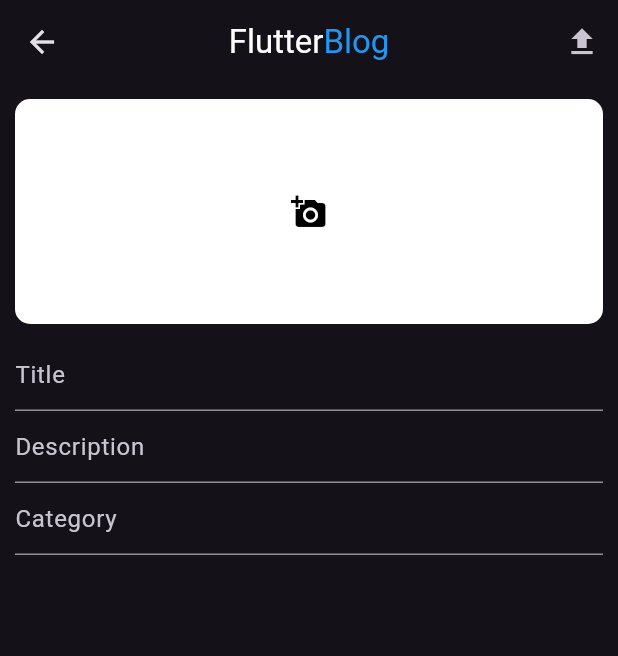
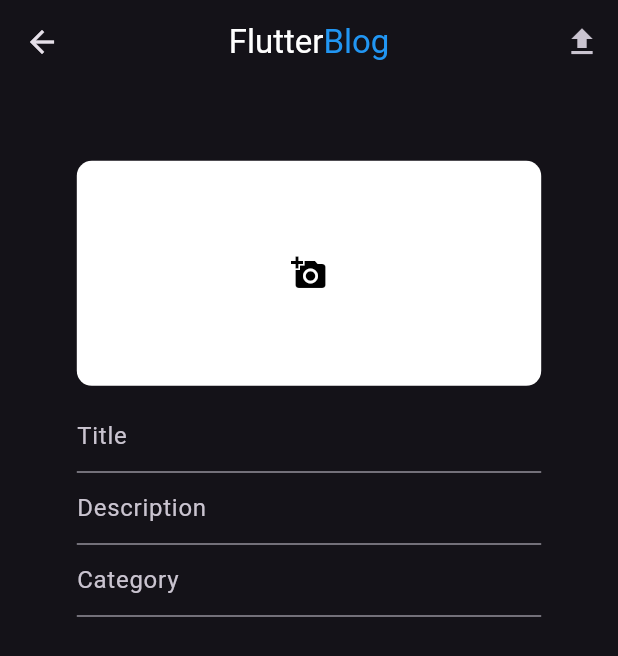
Before and after one commit to prathmeshkholgade/Blog-App-, a Flutter app: the HomePage screen opened directly, after a tap on the "add" icon, on a phone screen of 412 x 824 dp. Shown: the top 656 px of the screen. Run offline on Flutter 3.47's test engine with Material 3 defaults, Android fonts, the phone set to English and light mode, and no system bars; our stand-ins replace cloud_firestore, dartz, firebase_auth, firebase_core, get, google_sign_in and 3 more; accounts and stored records are empty.

```diff
--- /dev/null
+++ b/lib/src/utils/responsivepage.dart
@@ -0,0 +1,30 @@
+import 'package:flutter/material.dart';
+import 'package:sizer/sizer.dart';
+
+getResponsiveWidth(context) {
+  final size = MediaQuery.of(context).size;
+  double boxWidth;
+
+  if (size.width < 600) {
+    boxWidth = 90.w;
+  } else if (size.width >= 600 && size.width < 1024) {
+    boxWidth = 55.w;
+  } else {
+    boxWidth = 45.w;
+  }
+  return boxWidth;
+}
+
+getResponsiveWidthForSignup(context) {
+  final size = MediaQuery.of(context).size;
+  double boxWidth;
+
+  if (size.width < 600) {
+    boxWidth = 90.w;
+  } else if (size.width >= 600 && size.width < 1024) {
+    boxWidth = 45.w;
+  } else {
+    boxWidth = 25.w;
+  }
+  return boxWidth;
+}
--- a/lib/src/view/authentication/loginpage.dart
+++ b/lib/src/view/authentication/loginpage.dart
@@ -1,6 +1,7 @@
 import 'package:blogapp/constants/image.dart';
 import 'package:blogapp/core/commonWidget/textLogo.dart';
 import 'package:blogapp/src/controller/authentication/loginController.dart';
+import 'package:blogapp/src/utils/responsivepage.dart';
 import 'package:blogapp/src/view/authentication/signuppage.dart';
 import 'package:blogapp/src/view/widget/googleSignInBtn.dart';
 import 'package:blogapp/src/view/widget/roundbutton.dart';
@@ -16,7 +17,9 @@ class Loginpage extends StatelessWidget {
   Widget build(BuildContext context) {
     return Scaffold(
       appBar: AppBar(title: TextLogo(), centerTitle: true),
-      body: Container(
+      body: Center(
+        child: Container(
+          width: getResponsiveWidthForSignup(context),
           margin: EdgeInsets.symmetric(horizontal: 10),
           child: Column(
             children: [
@@ -106,6 +109,7 @@ class Loginpage extends StatelessWidget {
             ],
           ),
         ),
+      ),
     );
   }
 }
--- a/lib/src/view/authentication/signuppage.dart
+++ b/lib/src/view/authentication/signuppage.dart
@@ -1,5 +1,6 @@
 import 'package:blogapp/core/commonWidget/textLogo.dart';
 import 'package:blogapp/src/controller/authentication/signupController.dart';
+import 'package:blogapp/src/utils/responsivepage.dart';
 import 'package:blogapp/src/view/authentication/loginpage.dart';
 import 'package:blogapp/src/view/widget/googleSignInBtn.dart';
 import 'package:blogapp/src/view/widget/roundbutton.dart';
@@ -17,7 +18,9 @@ class Signuppage extends StatelessWidget {
   Widget build(BuildContext context) {
     return Scaffold(
       appBar: AppBar(title: TextLogo(), centerTitle: true),
-      body: Container(
+      body: Center(
+        child: Container(
+          width: getResponsiveWidthForSignup(context),
           margin: EdgeInsets.symmetric(horizontal: 10),
           child: SingleChildScrollView(
             child: Column(
@@ -119,6 +122,7 @@ class Signuppage extends StatelessWidget {
             ),
           ),
         ),
+      ),
     );
   }
 }
--- a/lib/src/view/createBlog.dart
+++ b/lib/src/view/createBlog.dart
@@ -1,11 +1,13 @@
 import 'dart:io';
 import 'package:blogapp/core/commonWidget/textLogo.dart';
 import 'package:blogapp/src/controller/blog/createblog_controller.dart';
+import 'package:blogapp/src/utils/responsivepage.dart';
 import 'package:flutter/material.dart';
 import 'package:get/get_navigation/get_navigation.dart';
 import 'package:get/get_state_manager/get_state_manager.dart';
 import 'package:get/instance_manager.dart';
 import 'package:image_picker/image_picker.dart';
+import 'package:sizer/sizer.dart';
 
 class CreateBlogPage extends StatelessWidget {
   CreateBlogPage({super.key});
@@ -40,7 +42,10 @@ class CreateBlogPage extends StatelessWidget {
                   alignment: Alignment.center,
                   child: CircularProgressIndicator(),
                 )
-                : Container(
+                : Center(
+                  child: Container(
+                    margin: EdgeInsets.all(10.w),
+                    width: getResponsiveWidth(context),
                     child: Column(
                       children: [
                         SizedBox(height: 10),
@@ -51,7 +56,9 @@ class CreateBlogPage extends StatelessWidget {
                           child:
                               blogController.selectedImage.value != null
                                   ? Container(
-                                  margin: EdgeInsets.symmetric(horizontal: 10),
+                                    margin: EdgeInsets.symmetric(
+                                      horizontal: 10,
+                                    ),
                                     height: 150,
                                     width: size.width,
                                     decoration: BoxDecoration(
@@ -60,12 +67,11 @@ class CreateBlogPage extends StatelessWidget {
                                     child: ClipRRect(
                                       child: blogController.imagePreview(),
                                     ),
-                                  // Image.file(
-                                  // blogController.selectedImage.value!,
-                                  // ),
                                   )
                                   : Container(
-                                  margin: EdgeInsets.symmetric(horizontal: 10),
+                                    margin: EdgeInsets.symmetric(
+                                      horizontal: 10,
+                                    ),
                                     height: 150,
                                     width: size.width,
                                     decoration: BoxDecoration(
@@ -87,7 +93,9 @@ class CreateBlogPage extends StatelessWidget {
                               children: [
                                 TextFormField(
                                   controller: blogController.titleController,
-                                decoration: InputDecoration(hintText: "Title"),
+                                  decoration: InputDecoration(
+                                    hintText: "Title",
+                                  ),
                                 ),
                                 TextFormField(
                                   controller:
@@ -110,6 +118,7 @@ class CreateBlogPage extends StatelessWidget {
                     ),
                   ),
                 ),
+      ),
     );
   }
 }
--- a/lib/src/view/home.dart
+++ b/lib/src/view/home.dart
@@ -8,6 +8,7 @@ import 'package:flutter/material.dart';
 import 'package:get/get_navigation/get_navigation.dart';
 import 'package:get/get_state_manager/src/rx_flutter/rx_obx_widget.dart';
 import 'package:get/instance_manager.dart';
+import 'package:sizer/sizer.dart';
 
 class HomePage extends StatelessWidget {
   HomePage({super.key});
@@ -34,16 +35,31 @@ class HomePage extends StatelessWidget {
           ),
         ],
       ),
+
       body: SingleChildScrollView(
-        child: Obx(
-          () => Column(
-            children:
-                blogController.blogList
-                    .map((blog) => Blogwidget(blog: blog))
-                    .toList(),
+        child: Padding(
+          padding: EdgeInsets.all(2.w),
+          child: Obx(
+            () => Wrap(
+              children:
+                  blogController.blogList
+                      .map((blog) => Blogwidget(blog: blog))
+                      .toList(),
+            ),
           ),
         ),
       ),
+
+      // body: SingleChildScrollView(
+      //   child: Obx(
+      //     () => Column(
+      //       children:
+      //           blogController.blogList
+      //               .map((blog) => Blogwidget(blog: blog))
+      //               .toList(),
+      //     ),
+      //   ),
+      // ),
       floatingActionButton: Container(
         padding: EdgeInsets.all(10),
         child: FloatingActionButton(
```
Also changed, not shown: lib/src/view/userBlog.dart (+22 -7 lines), lib/src/view/widget/blogWidget.dart (+12 -24 lines). Lines whose indentation alone changed are shown as unchanged.
